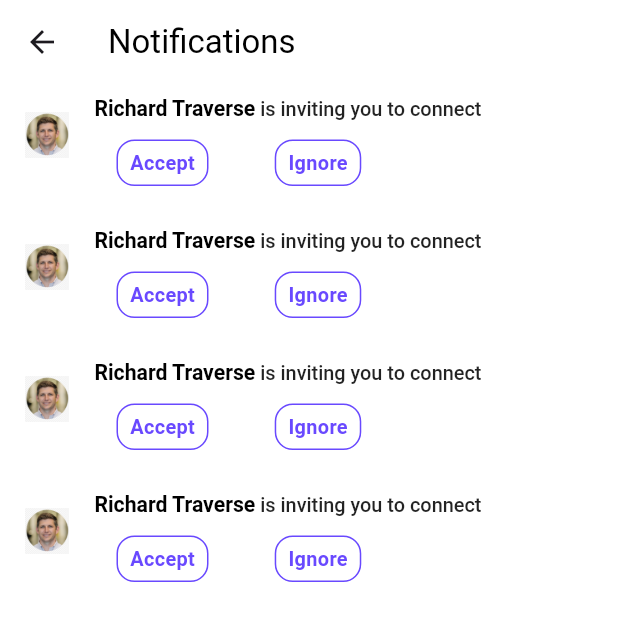
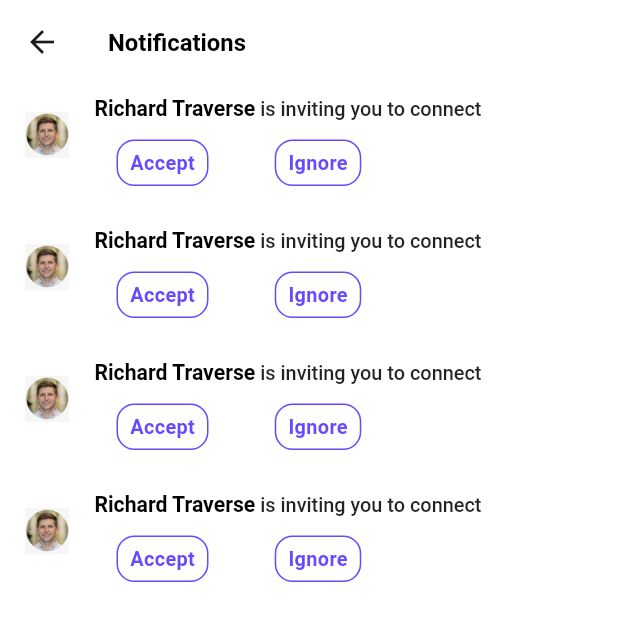
Before and after one commit to Devaxiis/quality_quest, a Flutter app: the NotificationMainScreen screen opened directly, on a phone screen of 412 x 824 dp, the top half of it. Run offline on Flutter 3.47's test engine with Material 2 defaults, Android fonts, the phone set to English and light mode, and no system bars; our stand-ins replace bloc, cached_network_image, device_info_plus, dio, equatable, flutter_bloc and 6 more; accounts and stored records are empty; project files that could hold a hidden picture were left out.

Commit message:
implemented styles

```diff
--- a/lib/presentation/screens/home_screen/main_notification_screen/main_notification_screen.dart
+++ b/lib/presentation/screens/home_screen/main_notification_screen/main_notification_screen.dart
@@ -1,5 +1,4 @@
 import 'package:quality_quest/library.dart';
-
 import 'main_notification_screen_views/accept_ignore_button.dart';
 
 class NotificationMainScreen extends StatefulWidget {
@@ -18,11 +17,9 @@ class _NotificationMainScreenState extends State<NotificationMainScreen> {
     return Scaffold(
       appBar: AppBar(
         backgroundColor: CustomColors.oxFFFFFFFF,
-        title: const Text(
-          "Notifications",
-          style: TextStyle(
-            color: CustomColors.oxFF000000,
-          ),
+        title: Text(
+          Strings.notificationsTXT,
+          style: Style.notificationTextST,
         ),
       ),
       backgroundColor: CustomColors.oxFFFFFFFF,
@@ -48,20 +45,12 @@ class _NotificationMainScreenState extends State<NotificationMainScreen> {
               text: TextSpan(
                 children: [
                   TextSpan(
-                    style: TextStyle(
-                      fontSize: 16.sp,
-                      fontWeight: FontWeight.w600,
-                      color: CustomColors.oxFF000000,
-                    ),
+                    style: Style.usernameTextST,
                     text: "Richard Traverse",
                   ),
                   TextSpan(
-                    style: TextStyle(
-                      fontSize: 15.sp,
-                      fontWeight: FontWeight.w500,
-                      color: CustomColors.oxDD000000,
-                    ),
-                    text: " is inviting you to connect",
+                    style: Style.invitingYouConnectST,
+                    text: Strings.invitingConnectTXT,
                   ),
                 ],
               ),
@@ -73,12 +62,8 @@ class _NotificationMainScreenState extends State<NotificationMainScreen> {
                       crossAxisAlignment: CrossAxisAlignment.start,
                       children: [
                         Text(
-                          "Your Groups",
-                          style: TextStyle(
-                            fontSize: 16.sp,
-                            fontWeight: FontWeight.w700,
-                            color: CustomColors.oxFF6949FF,
-                          ),
+                          Strings.yourGroupsTXT,
+                          style: Style.yourGroupsST,
                         ),
                         ListTile(
                           leading: CircleAvatar(
@@ -89,11 +74,7 @@ class _NotificationMainScreenState extends State<NotificationMainScreen> {
                           ),
                           title: Text(
                             "History Group",
-                            style: TextStyle(
-                              fontSize: 17.sp,
-                              fontWeight: FontWeight.w600,
-                              color: CustomColors.oxDD000000,
-                            ),
+                            style: Style.addGroupST,
                           ),
                           trailing: GestureDetector(
                             onTap: () {
@@ -114,12 +95,10 @@ class _NotificationMainScreenState extends State<NotificationMainScreen> {
                                 color: CustomColors.oxFF6949FF,
                               ),
                               child: Text(
-                                _toggleAddButtonList[index] ? "Added" : "Add",
-                                style: TextStyle(
-                                  fontSize: 15.sp,
-                                  fontWeight: FontWeight.w600,
-                                  color: CustomColors.oxFFFFFFFF,
-                                ),
+                                _toggleAddButtonList[index]
+                                    ? Strings.addedTXT
+                                    : Strings.addTXT,
+                                style: Style.addButtonST,
                               ),
                             ),
                           ),
@@ -130,7 +109,7 @@ class _NotificationMainScreenState extends State<NotificationMainScreen> {
                       children: [
                         const Spacer(),
                         AcceptIgnoreButton(
-                          text: "Accept",
+                          text: Strings.acceptTXT,
                           onTap: () {
                             setState(() {
                               _isTapped = !_isTapped;
@@ -139,7 +118,7 @@ class _NotificationMainScreenState extends State<NotificationMainScreen> {
                         ),
                         const Spacer(flex: 3),
                         AcceptIgnoreButton(
-                          text: "Ignore",
+                          text: Strings.ignoreTXT,
                           onTap: () {},
                         ),
                         const Spacer(flex: 10),
--- a/lib/presentation/screens/home_screen/main_notification_screen/main_notification_screen_views/accept_ignore_button.dart
+++ b/lib/presentation/screens/home_screen/main_notification_screen/main_notification_screen_views/accept_ignore_button.dart
@@ -33,11 +33,7 @@ class AcceptIgnoreButton extends StatelessWidget {
         ),
         child: Text(
           text,
-          style: TextStyle(
-            fontSize: 15.sp,
-            fontWeight: FontWeight.w600,
-            color: CustomColors.oxFF6949FF,
-          ),
+          style: Style.addTextST,
         ),
       ),
     );
--- a/lib/services/constants/strings.dart
+++ b/lib/services/constants/strings.dart
@@ -69,5 +69,12 @@ sealed class Strings {
   static const countryTXT = "Country";
   static const dateOfBirthTXT = "Date of Birth";
   static const personalInfoTXT = "Personal Info";
+  static const notificationsTXT = "Notifications";
+  static const invitingConnectTXT = " is inviting you to connect";
+  static const yourGroupsTXT = "Your Groups";
+  static const addedTXT = "Added";
+  static const addTXT = "Add";
+  static const acceptTXT = "Accept";
+  static const ignoreTXT = "Ignore";
 
 }
--- a/lib/services/constants/style.dart
+++ b/lib/services/constants/style.dart
@@ -198,4 +198,46 @@ sealed class Style {
     fontSize: 20.sp,
     fontWeight: FontWeight.bold,
   );
+
+  static final notificationTextST = TextStyle(
+    color: CustomColors.oxFF000000,
+    fontWeight: FontWeight.w600,
+    fontSize: 18.sp,
+  );
+
+  static final usernameTextST = TextStyle(
+    fontSize: 16.sp,
+    fontWeight: FontWeight.w600,
+    color: CustomColors.oxFF000000,
+  );
+
+  static final invitingYouConnectST = TextStyle(
+    fontSize: 15.sp,
+    fontWeight: FontWeight.w500,
+    color: CustomColors.oxDD000000,
+  );
+
+  static final yourGroupsST = TextStyle(
+    fontSize: 16.sp,
+    fontWeight: FontWeight.w700,
+    color: CustomColors.oxFF6949FF,
+  );
+
+  static final addGroupST = TextStyle(
+    fontSize: 17.sp,
+    fontWeight: FontWeight.w600,
+    color: CustomColors.oxDD000000,
+  );
+
+  static final addButtonST = TextStyle(
+    fontSize: 15.sp,
+    fontWeight: FontWeight.w600,
+    color: CustomColors.oxFFFFFFFF,
+  );
+
+  static final addTextST = TextStyle(
+    fontSize: 15.sp,
+    fontWeight: FontWeight.w600,
+    color: CustomColors.oxFF6949FF,
+  );
 }
```
Also changed, not shown: lib/presentation/screens/create_screen/create_screen.dart (+12 -9 lines), lib/presentation/screens/profile_screen/profile_screen.dart (+4 -7 lines), 1 other file.
